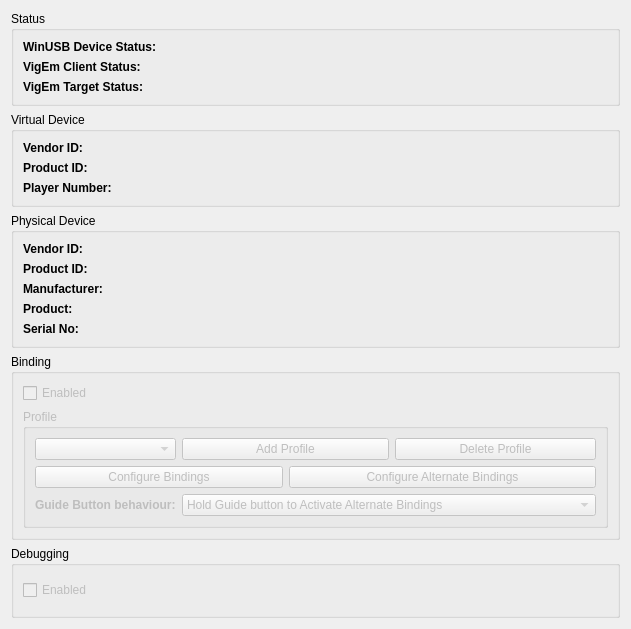
OOPMan/XBOFS.win, file XBOFS.win.qt5/WinUsbDeviceWidget.ui: the form before one commit.
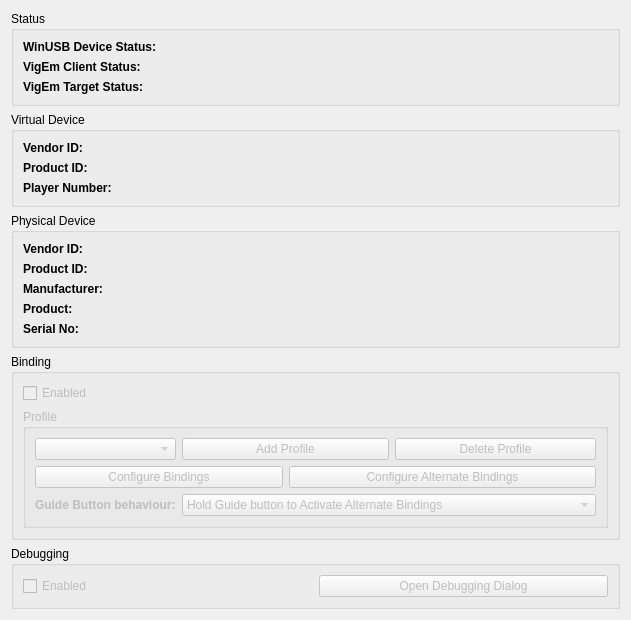
The form after the commit.

Commit message: #3: Began implementing UI components for debugging support

The edit to the form file:
```diff
--- a/XBOFS.win.qt5/WinUsbDeviceWidget.ui
+++ b/XBOFS.win.qt5/WinUsbDeviceWidget.ui
@@ -6,8 +6,8 @@
    <rect>
     <x>0</x>
     <y>0</y>
-    <width>605</width>
-    <height>629</height>
+    <width>599</width>
+    <height>614</height>
    </rect>
   </property>
   <property name="windowTitle">
@@ -308,7 +308,7 @@
      <property name="title">
       <string>Debugging</string>
      </property>
-     <layout class="QVBoxLayout" name="verticalLayout_3">
+     <layout class="QHBoxLayout" name="horizontalLayout">
       <item>
        <widget class="QCheckBox" name="debuggingEnabledCheckBox">
         <property name="enabled">
@@ -319,6 +319,16 @@
         </property>
        </widget>
       </item>
+      <item>
+       <widget class="QPushButton" name="openDebuggingDialogPushButton">
+        <property name="enabled">
+         <bool>false</bool>
+        </property>
+        <property name="text">
+         <string>Open Debugging Dialog</string>
+        </property>
+       </widget>
+      </item>
      </layout>
     </widget>
    </item>
```
Left out of the diff: 20 changed lines with no effect on the pictures. The commit also changes 9 other files.
